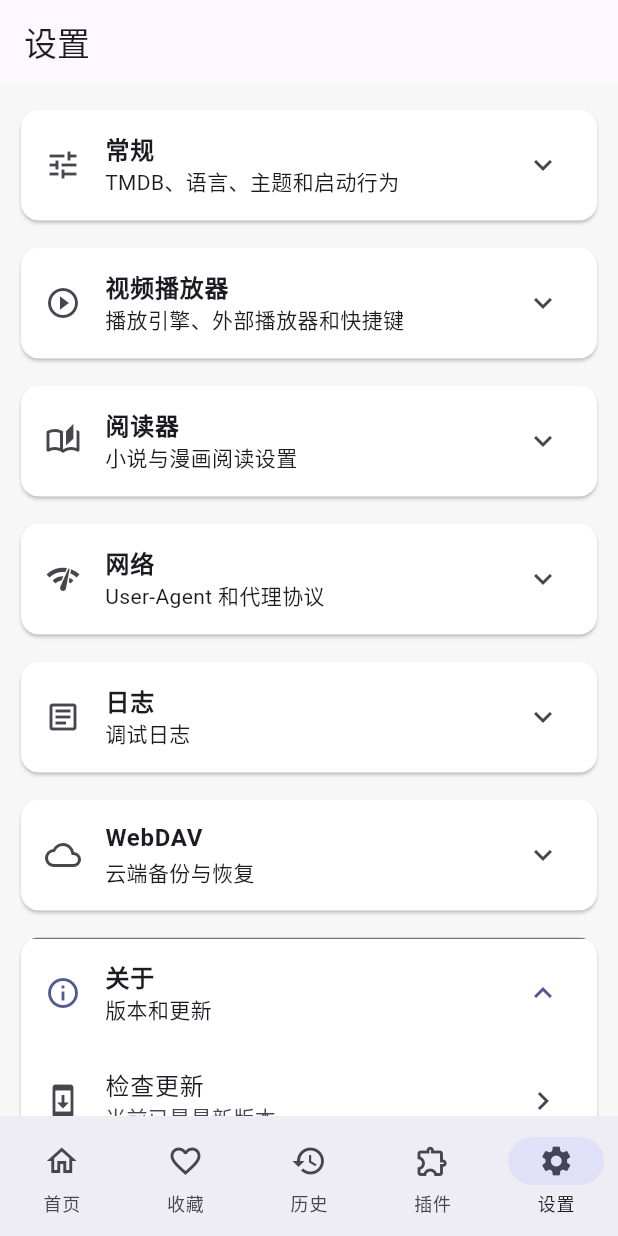
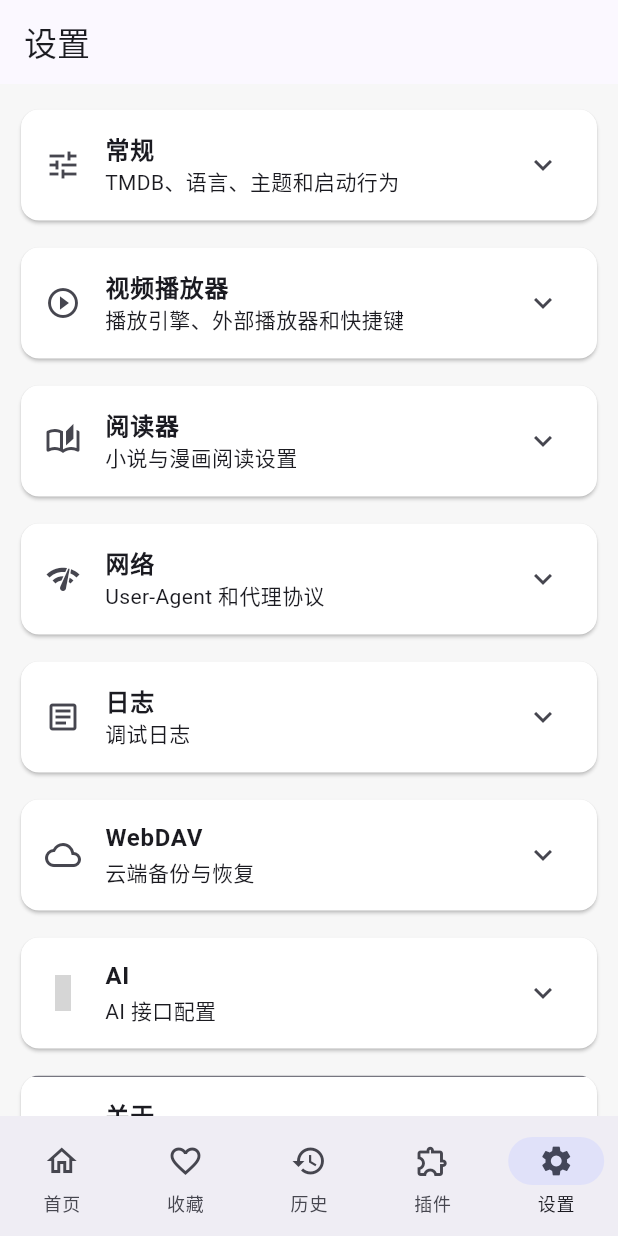
Before and after one commit to 1462316579/Aggregate, a Flutter app: the screen it shows after launch, item 5 of the bottom bar chosen, on a phone screen of 412 x 824 dp. Run offline on Flutter 3.47's test engine with Material 3 defaults, Android fonts, the phone set to English and light mode, and no system bars; our stand-ins replace audioplayers, shared_preferences, video_player; statements that could not run were skipped; grey boxes are pictures that could not be loaded.

Commit message:
feat: 添加 AI 接口设置，支持配置名/API地址/APIKey/模型

```diff
--- a/lib/l10n/app_localizations.dart
+++ b/lib/l10n/app_localizations.dart
@@ -47,7 +47,7 @@ class AppStrings {
       'sourceName': '源名称', 'apiAddress': 'API 地址', 'cancel': '取消', 'save': '保存',
       'close': '关闭', 'imported': '已导入', 'sources': '个源', 'copied': '配置已复制到剪贴板',
       'tmdbHint': '输入 TMDB API Key', 'confirm': '确定', 'playback': '播放', 'favorites': '收藏', 'history': '历史', 'video': '视频', 'comic': '漫画', 'novel': '小说', 'music': '音乐',
-      'webdav': 'WebDAV', 'webdavSubtitle': '云端备份与恢复', 'webdavEnable': '启用 WebDAV', 'webdavEnableSubtitle': '开启后支持云端备份与恢复', 'webdavHost': '服务器地址', 'webdavUsername': '用户名', 'webdavPassword': '密码', 'webdavPath': '远程路径', 'webdavPing': '测试连接', 'webdavBackup': '上传备份', 'webdavRestore': '下载恢复', 'webdavConnected': '连接成功', 'webdavError': '连接失败', 'webdavBackingUp': '正在上传备份...', 'webdavBackupSuccess': '备份上传成功', 'webdavRestoring': '正在恢复...', 'webdavRestoreSuccess': '恢复成功', 'webdavRestoreConfirm': '恢复将覆盖当前所有数据，确定继续？', 'webdavPickFile': '选择备份文件', 'webdavNoFiles': '暂无备份文件',
+      'webdav': 'WebDAV', 'webdavSubtitle': '云端备份与恢复', 'webdavEnable': '启用 WebDAV', 'webdavEnableSubtitle': '开启后支持云端备份与恢复', 'webdavHost': '服务器地址', 'webdavUsername': '用户名', 'webdavPassword': '密码', 'webdavPath': '远程路径', 'webdavPing': '测试连接', 'webdavBackup': '上传备份', 'webdavRestore': '下载恢复', 'webdavConnected': '连接成功', 'webdavError': '连接失败', 'webdavBackingUp': '正在上传备份...', 'webdavBackupSuccess': '备份上传成功', 'webdavRestoring': '正在恢复...', 'webdavRestoreSuccess': '恢复成功', 'webdavRestoreConfirm': '恢复将覆盖当前所有数据，确定继续？', 'webdavPickFile': '选择备份文件', 'webdavNoFiles': '暂无备份文件', 'ai': 'AI', 'aiSubtitle': 'AI 接口配置', 'aiConfigName': '配置名', 'aiApiUrl': 'API 地址', 'aiApiKey': 'API Key', 'aiModel': '模型',
     },
     'zhHant': <String, String>{
       'home': '首頁', 'plugin': '外掛', 'settings': '設定', 'search': '搜尋',
@@ -106,7 +106,7 @@ class AppStrings {
       'sourceName': 'Source name', 'apiAddress': 'API address', 'cancel': 'Cancel', 'save': 'Save', 'close': 'Close',
       'imported': 'Imported', 'sources': ' sources', 'copied': 'Configuration copied to clipboard',
       'tmdbHint': 'Enter TMDB API Key', 'confirm': 'OK', 'playback': 'Play', 'favorites': 'Favorites', 'history': 'History', 'video': 'Video', 'comic': 'Comic', 'novel': 'Novel', 'music': 'Music',
-      'webdav': 'WebDAV', 'webdavSubtitle': 'Cloud backup & restore', 'webdavEnable': 'Enable WebDAV', 'webdavEnableSubtitle': 'Enable cloud backup and restore', 'webdavHost': 'Server URL', 'webdavUsername': 'Username', 'webdavPassword': 'Password', 'webdavPath': 'Remote path', 'webdavPing': 'Test Connection', 'webdavBackup': 'Upload Backup', 'webdavRestore': 'Download & Restore', 'webdavConnected': 'Connected successfully', 'webdavError': 'Connection failed', 'webdavBackingUp': 'Uploading backup...', 'webdavBackupSuccess': 'Backup uploaded successfully', 'webdavRestoring': 'Restoring from backup...', 'webdavRestoreSuccess': 'Restore successful', 'webdavRestoreConfirm': 'Restore will overwrite all current data. Continue?', 'webdavPickFile': 'Select backup file', 'webdavNoFiles': 'No backup files found',
+      'webdav': 'WebDAV', 'webdavSubtitle': 'Cloud backup & restore', 'webdavEnable': 'Enable WebDAV', 'webdavEnableSubtitle': 'Enable cloud backup and restore', 'webdavHost': 'Server URL', 'webdavUsername': 'Username', 'webdavPassword': 'Password', 'webdavPath': 'Remote path', 'webdavPing': 'Test Connection', 'webdavBackup': 'Upload Backup', 'webdavRestore': 'Download & Restore', 'webdavConnected': 'Connected successfully', 'webdavError': 'Connection failed', 'webdavBackingUp': 'Uploading backup...', 'webdavBackupSuccess': 'Backup uploaded successfully', 'webdavRestoring': 'Restoring from backup...', 'webdavRestoreSuccess': 'Restore successful', 'webdavRestoreConfirm': 'Restore will overwrite all current data. Continue?', 'webdavPickFile': 'Select backup file', 'webdavNoFiles': 'No backup files found', 'ai': 'AI', 'aiSubtitle': 'AI API Configuration', 'aiConfigName': 'Config Name', 'aiApiUrl': 'API URL', 'aiApiKey': 'API Key', 'aiModel': 'Model',
     },
     'ja': <String, String>{
       'home': 'ホーム', 'plugin': 'プラグイン', 'settings': '設定', 'search': '検索',
@@ -131,7 +131,7 @@ class AppStrings {
       'exportSources': 'ソース設定をエクスポート', 'sourceEmpty': 'ソースなし', 'addSource': 'ソースを追加',
       'sourceName': 'ソース名', 'apiAddress': 'APIアドレス', 'cancel': 'キャンセル', 'save': '保存', 'close': '閉じる',
       'imported': 'インポート済み', 'sources': ' ソース', 'copied': '設定をクリップボードにコピーしました', 'tmdbHint': 'TMDB APIキーを入力', 'confirm': '確認', 'playback': '再生', 'favorites': 'お気に入り', 'history': '履歴', 'video': '動画', 'comic': '漫画', 'novel': '小説', 'music': '音楽',
-      'webdav': 'WebDAV', 'webdavSubtitle': 'クラウドバックアップと復元', 'webdavEnable': 'WebDAVを有効化', 'webdavEnableSubtitle': 'クラウドバックアップと復元を有効化', 'webdavHost': 'サーバーURL', 'webdavUsername': 'ユーザー名', 'webdavPassword': 'パスワード', 'webdavPath': 'リモートパス', 'webdavPing': '接続テスト', 'webdavBackup': 'バックアップをアップロード', 'webdavRestore': '復元をダウンロード', 'webdavConnected': '接続に成功しました', 'webdavError': '接続に失敗しました', 'webdavBackingUp': 'バックアップをアップロード中...', 'webdavBackupSuccess': 'バックアップのアップロードに成功しました', 'webdavRestoring': '復元中...', 'webdavRestoreSuccess': '復元に成功しました', 'webdavRestoreConfirm': '復元すると現在のすべてのデータが上書きされます。続行しますか？', 'webdavPickFile': 'バックアップファイルを選択', 'webdavNoFiles': 'バックアップファイルがありません',
+      'webdav': 'WebDAV', 'webdavSubtitle': 'クラウドバックアップと復元', 'webdavEnable': 'WebDAVを有効化', 'webdavEnableSubtitle': 'クラウドバックアップと復元を有効化', 'webdavHost': 'サーバーURL', 'webdavUsername': 'ユーザー名', 'webdavPassword': 'パスワード', 'webdavPath': 'リモートパス', 'webdavPing': '接続テスト', 'webdavBackup': 'バックアップをアップロード', 'webdavRestore': '復元をダウンロード', 'webdavConnected': '接続に成功しました', 'webdavError': '接続に失敗しました', 'webdavBackingUp': 'バックアップをアップロード中...', 'webdavBackupSuccess': 'バックアップのアップロードに成功しました', 'webdavRestoring': '復元中...', 'webdavRestoreSuccess': '復元に成功しました', 'webdavRestoreConfirm': '復元すると現在のすべてのデータが上書きされます。続行しますか？', 'webdavPickFile': 'バックアップファイルを選択', 'webdavNoFiles': 'バックアップファイルがありません', 'ai': 'AI', 'aiSubtitle': 'AI API設定', 'aiConfigName': '設定名', 'aiApiUrl': 'API URL', 'aiApiKey': 'APIキー', 'aiModel': 'モデル',
     },
     'ko': <String, String>{
       'home': '홈', 'plugin': '플러그인', 'settings': '설정', 'search': '검색', 'searchHint': '동영상, 만화, 소설, 음악 검색',
@@ -149,7 +149,7 @@ class AppStrings {
       'checkUpdate': '업데이트 확인', 'latest': '최신 버전입니다', 'sourceManager': '소스 관리', 'sourceSubtitle': '동영상, 만화, 소설, 음악 소스 관리', 'importSources': '소스 설정 가져오기',
       'exportSources': '소스 설정 내보내기', 'sourceEmpty': '소스 없음', 'addSource': '소스 추가', 'sourceName': '소스 이름', 'apiAddress': 'API 주소', 'cancel': '취소', 'save': '저장', 'close': '닫기',
       'imported': '가져옴', 'sources': '개 소스', 'copied': '설정을 클립보드에 복사했습니다', 'tmdbHint': 'TMDB API 키 입력', 'confirm': '확인', 'playback': '재생', 'favorites': '즐겨찾기', 'history': '히스토리', 'video': '동영상', 'comic': '만화', 'novel': '소설', 'music': '음악',
-      'webdav': 'WebDAV', 'webdavSubtitle': '클라우드 백업 및 복원', 'webdavEnable': 'WebDAV 활성화', 'webdavEnableSubtitle': '클라우드 백업 및 복원을 활성화합니다', 'webdavHost': '서버 URL', 'webdavUsername': '사용자 이름', 'webdavPassword': '비밀번호', 'webdavPath': '원격 경로', 'webdavPing': '연결 테스트', 'webdavBackup': '백업 업로드', 'webdavRestore': '복원 다운로드', 'webdavConnected': '연결 성공', 'webdavError': '연결 실패', 'webdavBackingUp': '백업 업로드 중...', 'webdavBackupSuccess': '백업 업로드 성공', 'webdavRestoring': '복원 중...', 'webdavRestoreSuccess': '복원 성공', 'webdavRestoreConfirm': '복원 시 현재 모든 데이터가 덮어씌워집니다. 계속하시겠습니까?', 'webdavPickFile': '백업 파일 선택', 'webdavNoFiles': '백업 파일이 없습니다',
+      'webdav': 'WebDAV', 'webdavSubtitle': '클라우드 백업 및 복원', 'webdavEnable': 'WebDAV 활성화', 'webdavEnableSubtitle': '클라우드 백업 및 복원을 활성화합니다', 'webdavHost': '서버 URL', 'webdavUsername': '사용자 이름', 'webdavPassword': '비밀번호', 'webdavPath': '원격 경로', 'webdavPing': '연결 테스트', 'webdavBackup': '백업 업로드', 'webdavRestore': '복원 다운로드', 'webdavConnected': '연결 성공', 'webdavError': '연결 실패', 'webdavBackingUp': '백업 업로드 중...', 'webdavBackupSuccess': '백업 업로드 성공', 'webdavRestoring': '복원 중...', 'webdavRestoreSuccess': '복원 성공', 'webdavRestoreConfirm': '복원 시 현재 모든 데이터가 덮어씌워집니다. 계속하시겠습니까?', 'webdavPickFile': '백업 파일 선택', 'webdavNoFiles': '백업 파일이 없습니다', 'ai': 'AI', 'aiSubtitle': 'AI API 구성', 'aiConfigName': '구성 이름', 'aiApiUrl': 'API URL', 'aiApiKey': 'API 키', 'aiModel': '모델',
     },
     'bo': <String, String>{
       'home': 'གཙོ་ངོས།', 'plugin': 'རྒྱུད་སྣོན།', 'settings': 'སྒྲིག་འགོད།', 'search': 'འཚོལ་ཞིབ།',
--- a/lib/screens/settings/settings_page.dart
+++ b/lib/screens/settings/settings_page.dart
@@ -35,6 +35,10 @@ class _SettingsPageState extends State<SettingsPage> {
   String _webdavPassword = '';
   String _webdavPath = '/';
   bool _webdavEnabled = false;
+  String _aiConfigName = '';
+  String _aiApiUrl = '';
+  String _aiApiKey = '';
+  String _aiModel = 'gpt-3.5-turbo';
   final List<String> _logs = <String>[];
 
   @override
@@ -49,6 +53,10 @@ class _SettingsPageState extends State<SettingsPage> {
     _webdavUsername = AppConfig.webdavUsername;
     _webdavPath = AppConfig.webdavPath;
     _webdavEnabled = AppConfig.webdavEnabled;
+    _aiConfigName = AppConfig.aiConfigName;
+    _aiApiUrl = AppConfig.aiApiUrl;
+    _aiApiKey = AppConfig.aiApiKey;
+    _aiModel = AppConfig.aiModel;
   }
 
   @override
@@ -150,6 +158,14 @@ class _SettingsPageState extends State<SettingsPage> {
                     ],
                   ),
                 ],
+              ]),
+              _group(s, Icons.brain_outlined, 'ai', 'aiSubtitle', <Widget>[
+                _inputTile(s.t('aiConfigName'), _aiConfigName.isEmpty ? s.t('notSet') : _aiConfigName, () => _textDialog(s.t('aiConfigName'), _aiConfigName, false)),
+                _inputTile(s.t('aiApiUrl'), _aiApiUrl.isEmpty ? s.t('notSet') : _aiApiUrl, () => _textDialog(s.t('aiApiUrl'), _aiApiUrl, false)),
+                _inputTile(s.t('aiApiKey'), s.t('passwordSet'), () => _textDialog(s.t('aiApiKey'), _aiApiKey, true)),
+                _radioTile(s.t('aiModel'), _aiModel, <String>['gpt-3.5-turbo', 'gpt-4', 'gpt-4o'], (value) => setState(() => _aiModel = value), labels: <String, String>{
+                  'gpt-3.5-turbo': s.t('gpt-3.5-turbo'), 'gpt-4': s.t('gpt-4'), 'gpt-4o': s.t('gpt-4o'),
+                }),
               ]),
               _group(s, Icons.info_outline, 'about', 'aboutSubtitle', <Widget>[
                 _itemTile(Icons.system_update, s.t('checkUpdate'), s.t('latest'), _checkUpdate),
--- a/lib/services/app_config.dart
+++ b/lib/services/app_config.dart
@@ -26,6 +26,12 @@ class AppConfig {
   static String webdavPassword = '';
   static String webdavPath = '/';
 
+  // AI settings
+  static String aiConfigName = '';
+  static String aiApiUrl = '';
+  static String aiApiKey = '';
+  static String aiModel = 'gpt-3.5-turbo';
+
   // TMDB key
   static String tmdbKey = '';
 
@@ -44,6 +50,11 @@ class AppConfig {
     webdavUsername = prefs.getString('webdavUsername') ?? '';
     webdavPassword = prefs.getString('webdavPassword') ?? '';
     webdavPath = prefs.getString('webdavPath') ?? '/';
+    // AI settings
+    aiConfigName = prefs.getString('aiConfigName') ?? '';
+    aiApiUrl = prefs.getString('aiApiUrl') ?? '';
+    aiApiKey = prefs.getString('aiApiKey') ?? '';
+    aiModel = prefs.getString('aiModel') ?? 'gpt-3.5-turbo';
     _sourcesCache = _parseSources(prefs.getString('sources') ?? '[]');
     _favoritesCache = _parseJsonList(prefs.getString('favorites') ?? '[]');
     _historyCache = _parseJsonList(prefs.getString('history') ?? '[]');
@@ -100,13 +111,34 @@ class AppConfig {
     await _prefs?.setString('webdavPath', value);
   }
 
+  // AI setters
+  static Future<void> setAiConfigName(String value) async {
+    aiConfigName = value;
+    await _prefs?.setString('aiConfigName', value);
+  }
+
+  static Future<void> setAiApiUrl(String value) async {
+    aiApiUrl = value;
+    await _prefs?.setString('aiApiUrl', value);
+  }
+
+  static Future<void> setAiApiKey(String value) async {
+    aiApiKey = value;
+    await _prefs?.setString('aiApiKey', value);
+  }
+
+  static Future<void> setAiModel(String value) async {
+    aiModel = value;
+    await _prefs?.setString('aiModel', value);
+  }
+
   static List<SourceDefinition> get sources => _sourcesCache;
   static List<Map<String, dynamic>> get favorites => _favoritesCache;
   static List<Map<String, dynamic>> get history => _historyCache;
 
   static Future<void> saveSources(List<SourceDefinition> sources) async {
     _sourcesCache = sources;
-    await _prefs?.setString('sources', jsonEncode(sources.map((e) => e.toSource()).toList()));
+    await _prefs?.setString('sources', jsonEncode(sources.map((e) => e.toMap()).toList()));
   }
 
   static Future<void> toggleFavorite(MediaItem item) async {
@@ -141,9 +173,7 @@ class AppConfig {
 
   static Future<void> addHistoryItem(MediaItem item) async {
     final list = List<Map<String, dynamic>>.from(_historyCache);
-    // Remove existing item with same id and source
     list.removeWhere((e) => e['id'] == item.id && e['sourceId'] == item.sourceId);
-    // Add to front
     list.insert(0, <String, dynamic>{
       'id': item.id,
       'sourceId': item.sourceId,
@@ -154,7 +184,6 @@ class AppConfig {
       'url': item.url,
       'createdAt': DateTime.now().toIso8601String(),
     });
-    // Limit to 200 items
     if (list.length > 200) {
       list.removeRange(200, list.length);
     }
@@ -174,6 +203,16 @@ class AppConfig {
     await _prefs?.remove('history');
   }
 
+  static Future<void> setFavorites(List<Map<String, dynamic>> items) async {
+    _favoritesCache = items;
+    await _prefs?.setString('favorites', jsonEncode(items));
+  }
+
+  static Future<void> setHistory(List<Map<String, dynamic>> items) async {
+    _historyCache = items;
+    await _prefs?.setString('history', jsonEncode(items));
+  }
+
   static List<SourceDefinition> _parseSources(String jsonStr) {
     try {
       final list = jsonDecode(jsonStr) as List<dynamic>;
```
